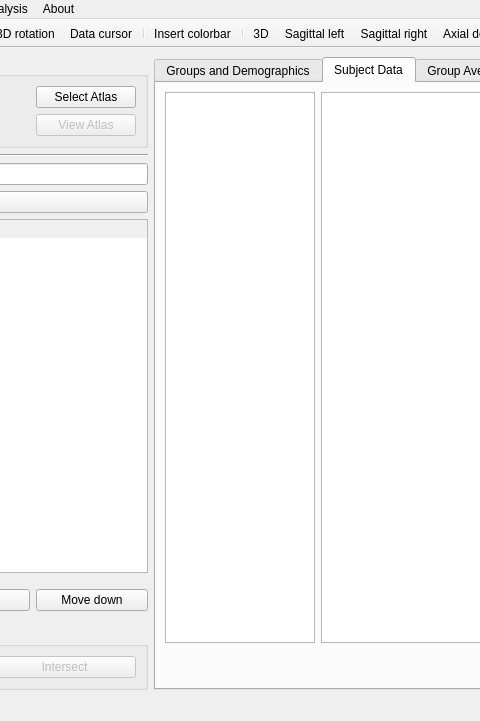
This is braphy/gui/ui_files/cohort_editor.ui in softmatterlab/Braph-2.0-Python as Qt 5 draws it before an edit; both pictures show x 326 to 806 and y 0 to 721 of the 1255 by 721 pixel window. The edited form follows.
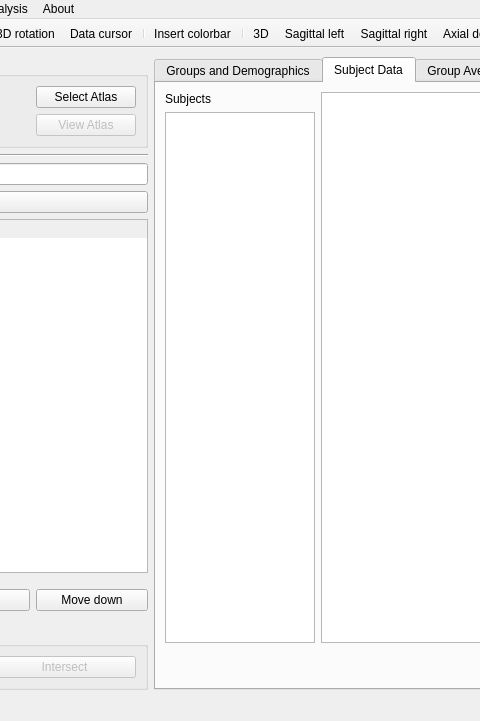
This is the edited form. Icons and pictures are not drawn. Custom widgets are drawn as their Qt base class.

Commit message: Add header to subjects list

Patch:
```diff
--- a/braphy/gui/ui_files/cohort_editor.ui
+++ b/braphy/gui/ui_files/cohort_editor.ui
@@ -644,9 +644,21 @@
           <item>
            <layout class="QHBoxLayout" name="horizontalLayout_2">
             <item>
+             <layout class="QVBoxLayout" name="verticalLayout_11">
+              <property name="leftMargin">
+               <number>0</number>
+              </property>
+              <item>
+               <widget class="QLabel" name="labelSubjects">
+                <property name="text">
+                 <string>Subjects</string>
+                </property>
+               </widget>
+              </item>
+              <item>
              <widget class="QListWidget" name="listSubjects">
               <property name="sizePolicy">
-               <sizepolicy hsizetype="Maximum" vsizetype="Expanding">
+                 <sizepolicy hsizetype="Preferred" vsizetype="Expanding">
                 <horstretch>0</horstretch>
                 <verstretch>0</verstretch>
                </sizepolicy>
@@ -658,6 +670,8 @@
                </size>
               </property>
              </widget>
+              </item>
+             </layout>
             </item>
             <item>
              <widget class="QTableWidget" name="tableWidget_subject_data"/>
```
Lines whose indentation alone changed are shown as unchanged. The commit also changes 1 other file.
